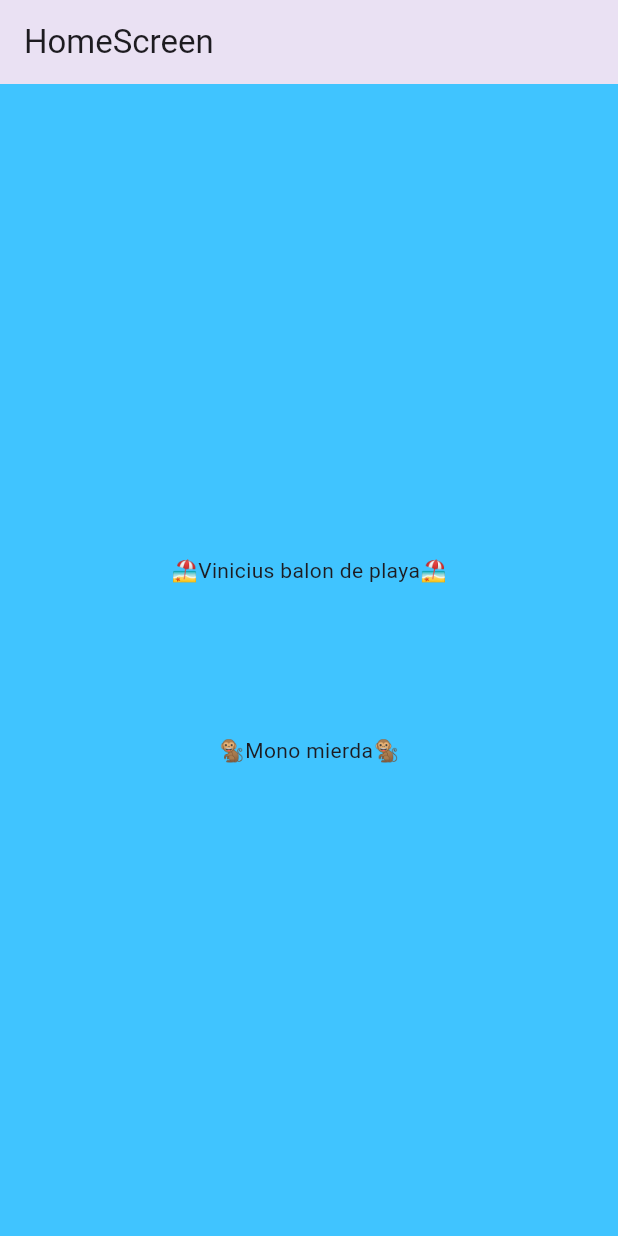
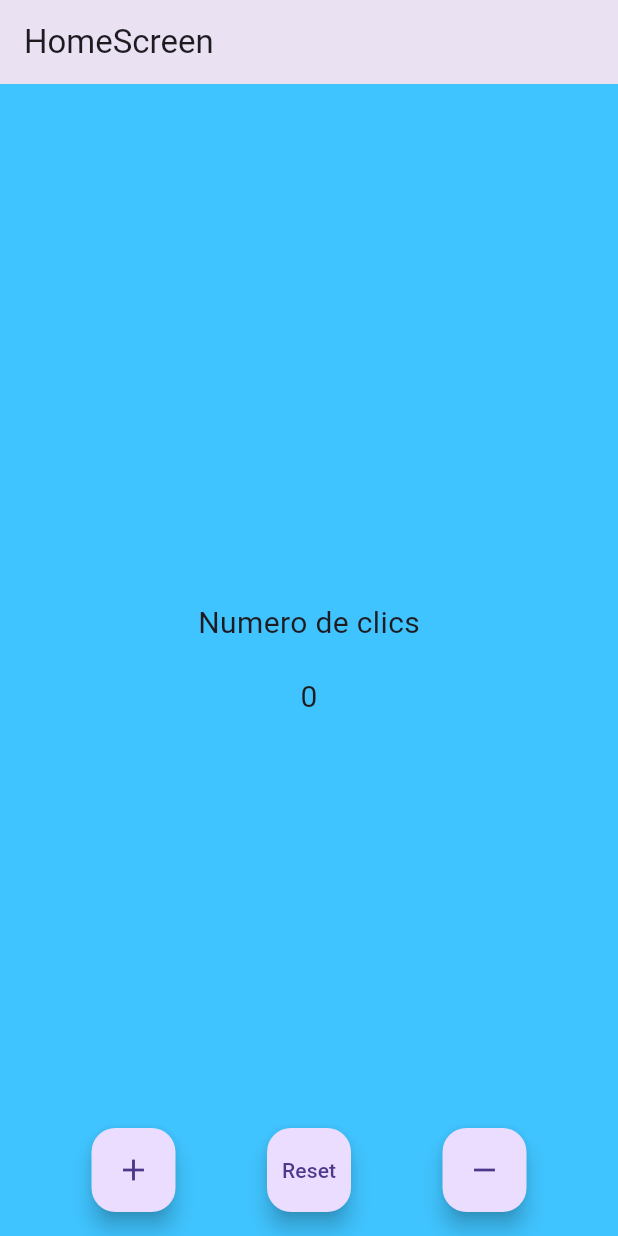
Before and after one commit to dtorres42/fl_contador_app, a Flutter app: the screen it shows after launch, on a phone screen of 412 x 824 dp. Run offline on Flutter 3.47's test engine with Material 3 defaults, Android fonts, the phone set to English and light mode, and no system bars.

Commit message:
CustomFloatingButton

```diff
--- a/lib/screens/home_screen.dart
+++ b/lib/screens/home_screen.dart
@@ -1,23 +1,87 @@
 import 'package:flutter/material.dart';
 
-class HomeScreen extends StatelessWidget {
+class HomeScreen extends StatefulWidget {
   const HomeScreen({super.key});
 
   @override
+  State<HomeScreen> createState() => _HomeScreenState();
+}
+
+class _HomeScreenState extends State<HomeScreen> {
+  int contador = 0;
+
+  void incrementar() {
+    contador++;
+    setState(() {});
+  }
+
+  void decrementar() {
+    contador--;
+    setState(() {});
+  }
+
+  void reset() {
+    contador = 0;
+    setState(() {});
+  }
+
+  @override
   Widget build(BuildContext context) {
+    const tamano20 = TextStyle(fontSize: 20);
+
     return Scaffold(
       backgroundColor: Colors.lightBlueAccent,
       appBar: AppBar(title: Text('HomeScreen'), elevation: 10.0),
       body: Center(
-        child: const Column(
+        child: Column(
           mainAxisAlignment: MainAxisAlignment.center,
           children: <Widget>[
-            Text('🏖️Vinicius balon de playa🏖️'),
-            SizedBox(height: 100),
-            Text('🐒Mono mierda🐒'),
+            Text('Numero de clics', style: tamano20),
+            SizedBox(height: 20),
+            Text('$contador', style: tamano20),
           ],
         ),
+      ),
+      floatingActionButtonLocation: FloatingActionButtonLocation.centerFloat,
+      floatingActionButton: CustomFloatingCustomButton(
+        incrementarFn: incrementar,
+        decrementarFn: decrementar,
+        resetFn: reset,
       ),
     );
   }
 }
+
+class CustomFloatingCustomButton extends StatelessWidget {
+  final Function incrementarFn;
+  final Function decrementarFn;
+  final Function resetFn;
+
+  const CustomFloatingCustomButton({
+    super.key,
+    required this.incrementarFn,
+    required this.decrementarFn,
+    required this.resetFn,
+  });
+
+  @override
+  Widget build(BuildContext context) {
+    return Row(
+      mainAxisAlignment: MainAxisAlignment.spaceEvenly,
+      children: [
+        FloatingActionButton(
+          child: const Icon(Icons.add),
+          onPressed: () => incrementarFn(),
+        ),
+        FloatingActionButton(
+          child: const Text('Reset'),
+          onPressed: () => resetFn(),
+        ),
+        FloatingActionButton(
+          child: const Icon(Icons.remove),
+          onPressed: () => decrementarFn(),
+        ),
+      ],
+    );
+  }
+}
```
